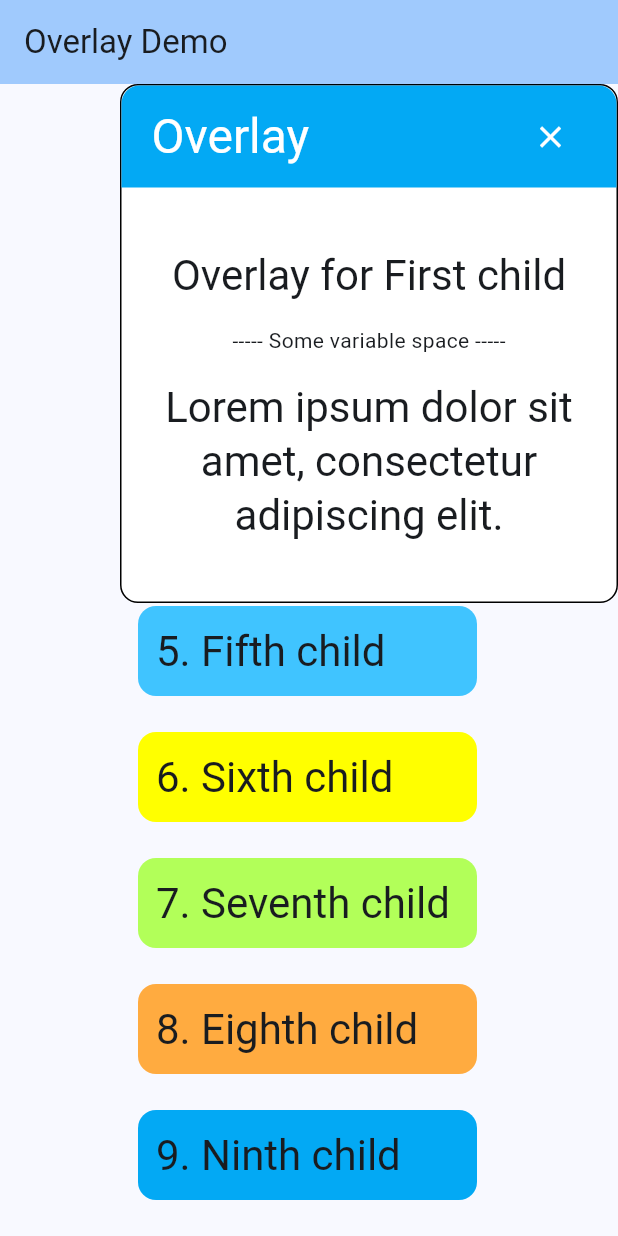
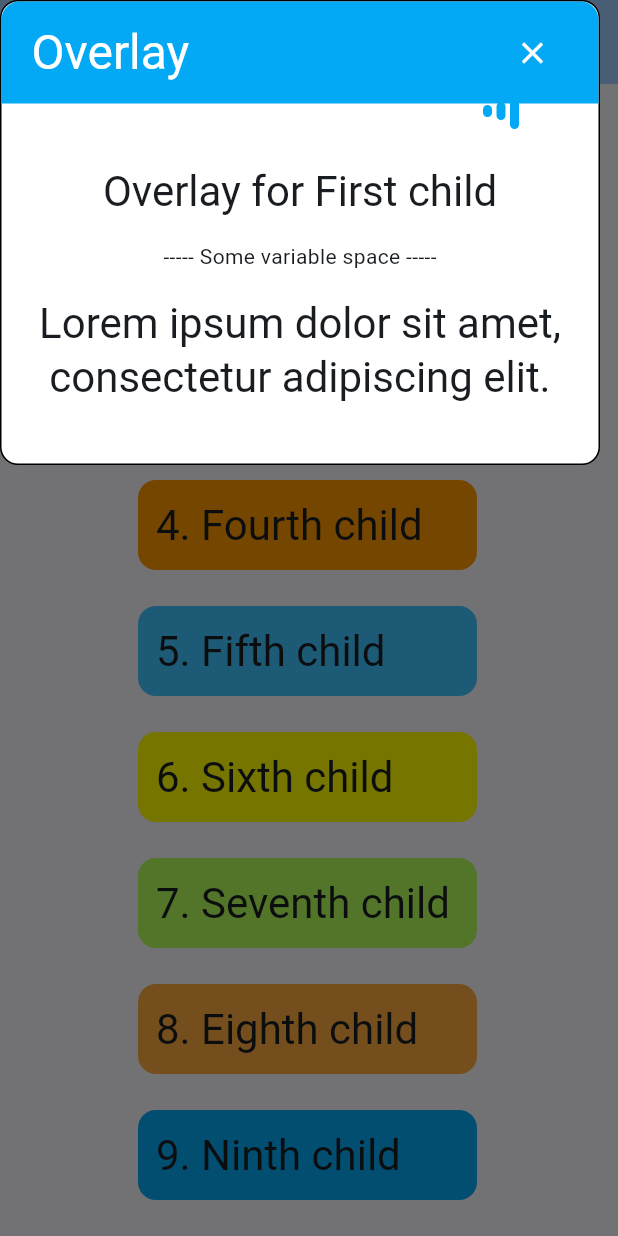
Before and after one commit to cc-nogueira/flutter-overlay, a Flutter app: the screen it shows after launch, after a tap on an icon or button, on a phone screen of 412 x 824 dp. Run offline on Flutter 3.47's test engine with Material 3 defaults, Android fonts, the phone set to English and light mode, and no system bars.

Commit message:
stateless and using dialog

```diff
--- a/lib/main.dart
+++ b/lib/main.dart
@@ -1,6 +1,6 @@
 import 'package:flutter/material.dart';
 
-import 'src/home_page.dart';
+import 'src/page.dart';
 
 void main() {
   runApp(const MyApp());
--- a/lib/src/content.dart
+++ /dev/null
@@ -1,24 +0,0 @@
-  import 'package:flutter/material.dart';
-
-const List<Color> colors = <Color>[
-    Colors.lightBlue,
-    Colors.yellow,
-    Colors.lightGreen,
-    Colors.orange,
-    Colors.lightBlueAccent,
-    Colors.yellowAccent,
-    Colors.lightGreenAccent,
-    Colors.orangeAccent,
-  ];
-
-  const List<String> items = <String>[
-    'First child',
-    'Second child',
-    'Third child',
-    'Fourth child',
-    'Fifth child',
-    'Sixth child',
-    'Seventh child',
-    'Eighth child',
-    'Ninth child',
-  ];
--- a/lib/src/home_page.dart
+++ /dev/null
@@ -1,23 +0,0 @@
-import 'package:flutter/material.dart';
-
-import 'overlay_page.dart';
-
-class HomePage extends StatelessWidget {
-  const HomePage({super.key, required this.title});
-
-  final String title;
-
-  @override
-  Widget build(BuildContext context) {
-    return Scaffold(
-      appBar: AppBar(
-        backgroundColor: Theme.of(context).colorScheme.inversePrimary,
-        title: Text(title),
-      ),
-      body: const Padding(
-        padding: EdgeInsets.only(left: 80.0),
-        child: OverlayPage(),
-      ),
-    );
-  }
-}
--- a/lib/src/overlay_child_layout_delegate.dart
+++ b/lib/src/overlay_child_layout_delegate.dart
@@ -6,8 +6,11 @@ class OverlayChildLayoutDelegate extends SingleChildLayoutDelegate {
     required this.callerOffset,
     required this.callerSize,
     required this.additionalOffset,
+    this.marginTop = 24,
+
   });
 
+  final double marginTop;
   final Rect margins;
   final Offset callerOffset;
   final Size callerSize;
@@ -15,12 +18,12 @@ class OverlayChildLayoutDelegate extends SingleChildLayoutDelegate {
 
   @override
   Offset getPositionForChild(Size size, Size childSize) {
-    final double dx = (callerOffset.dx + callerSize.width - margins.left + additionalOffset.dx)
-        .clamp(0, size.width - margins.right - childSize.width);
+    final double dx = (callerOffset.dx + callerSize.width + additionalOffset.dx)
+        .clamp(margins.left, size.width - margins.right - childSize.width);
 
     final double dy =
-        (callerOffset.dy + callerSize.height / 2 - margins.top + additionalOffset.dy - childSize.height / 2)
-            .clamp(0, size.height - margins.bottom - childSize.height);
+        (callerOffset.dy + callerSize.height / 2 - marginTop - additionalOffset.dy - childSize.height / 2)
+            .clamp(marginTop + margins.top, size.height - margins.bottom - childSize.height);
 
     return Offset(dx, dy);
   }
--- /dev/null
+++ b/lib/src/overlay_dialog.dart
@@ -0,0 +1,63 @@
+import 'package:flutter/material.dart';
+
+import 'overlay_child.dart';
+import 'overlay_child_layout_delegate.dart';
+import 'overlay_marker.dart';
+import 'overlay_marker_layout_delegate.dart';
+
+class OverlayDialog extends StatelessWidget {
+  const OverlayDialog({
+    super.key,
+    required this.bgColor,
+    required this.index,
+    required this.text,
+    required this.offset,
+    required this.size,
+  });
+
+  final Color bgColor;
+  final int index;
+  final String text;
+  final Offset offset;
+  final Size size;
+
+  @override
+  Widget build(BuildContext context) {
+    return Stack(
+      children: [
+        _dialog(context),
+        _marker(context),
+      ],
+    );
+  }
+
+  Widget _dialog(BuildContext context) {
+    return CustomSingleChildLayout(
+      delegate: OverlayChildLayoutDelegate(
+        margins: const Rect.fromLTRB(80, 48, 0, 12),
+        callerOffset: offset,
+        callerSize: size,
+        additionalOffset: const Offset(20, 0),
+      ),
+      child: OverlayChild(
+        bgColor: bgColor,
+        text: text,
+        index: index,
+        onClose: () {
+          Navigator.of(context).pop();
+        },
+      ),
+    );
+  }
+
+  Widget _marker(BuildContext context) {
+    return CustomSingleChildLayout(
+      delegate: OverlayMarkerLayoutDelegate(
+        callerOffset: offset,
+        callerSize: size,
+        additionalOffset: const Offset(-8, 0),
+      ),
+      child: OverlayMarker(color: bgColor, width: 24),
+    );
+  }
+}
--- a/lib/src/overlay_marker_layout_delegate.dart
+++ b/lib/src/overlay_marker_layout_delegate.dart
@@ -2,13 +2,13 @@ import 'package:flutter/material.dart';
 
 class OverlayMarkerLayoutDelegate extends SingleChildLayoutDelegate {
   const OverlayMarkerLayoutDelegate({
-    required this.margins,
     required this.callerOffset,
     required this.callerSize,
     required this.additionalOffset,
+    this.marginTop = 24,
   });
 
-  final Rect margins;
+  final double marginTop;
   final Offset callerOffset;
   final Size callerSize;
   final Offset additionalOffset;
@@ -16,8 +16,8 @@ class OverlayMarkerLayoutDelegate extends SingleChildLayoutDelegate {
   @override
   Offset getPositionForChild(Size size, Size childSize) {
     return Offset(
-      (callerOffset.dx + callerSize.width - margins.left + additionalOffset.dx),
-      (callerOffset.dy + callerSize.height / 2 - margins.top - childSize.height / 2 + additionalOffset.dy),
+      (callerOffset.dx + callerSize.width + additionalOffset.dx),
+      (callerOffset.dy + callerSize.height / 2 - marginTop - childSize.height / 2 + additionalOffset.dy),
     );
   }
 
--- a/lib/src/overlay_page.dart
+++ /dev/null
@@ -1,89 +0,0 @@
-import 'package:flutter/material.dart';
-import 'package:flutter/widgets.dart';
-
-import 'content.dart';
-import 'overlay_child.dart';
-import 'overlay_child_layout_delegate.dart';
-import 'overlay_marker.dart';
-import 'overlay_marker_layout_delegate.dart';
-import 'overlay_page_item.dart';
-
-class OverlayPage extends StatefulWidget {
-  const OverlayPage({super.key});
-
-  @override
-  State<OverlayPage> createState() => _OverlayPageState();
-}
-
-class _OverlayPageState extends State<OverlayPage> {
-  Widget? _overlayChild;
-  Widget? _overlayMarker;
-
-  @override
-  Widget build(BuildContext context) {
-    final Widget? overlayChild = _overlayChild;
-    final Widget? overlayMarker = _overlayMarker;
-    return Stack(
-      children: [
-        SizedBox(
-          width: 250,
-          child: ListView(
-            children: [
-              for (final (idx, text) in items.indexed)
-                OverlayPageItem(
-                  bgColor: colors[idx % colors.length],
-                  index: idx + 1,
-                  text: text,
-                  onTap: _showOverlay,
-                ),
-            ],
-          ),
-        ),
-        if (overlayChild != null) overlayChild,
-        if (overlayChild != null && overlayMarker != null) overlayMarker,
-      ],
-    );
-  }
-
-  void _hideOverlay() {
-    setState(() {
-      _overlayChild = null;
-      _overlayMarker = null;
-    });
-  }
-
-  void _showOverlay({
-    required Color bgColor,
-    required int index,
-    required String text,
-    required Offset offset,
-    required Size size,
-  }) {
-    setState(() {
-      _overlayChild = CustomSingleChildLayout(
-        delegate: OverlayChildLayoutDelegate(
-          margins: const Rect.fromLTRB(80, 80, 0, 0),
-          callerOffset: offset,
-          callerSize: size,
-          additionalOffset: const Offset(20, 0),
-        ),
-        child: OverlayChild(
-          bgColor: bgColor,
-          text: text,
-          index: index,
-          onClose: _hideOverlay,
-        ),
-      );
-
-      _overlayMarker = CustomSingleChildLayout(
-        delegate: OverlayMarkerLayoutDelegate(
-          margins: const Rect.fromLTRB(80, 80, 0, 0),
-          callerOffset: offset,
-          callerSize: size,
-          additionalOffset: const Offset(-8, 0),
-        ),
-        child: OverlayMarker(color: bgColor, width: 24),
-      );
-    });
-  }
-}
--- /dev/null
+++ b/lib/src/page.dart
@@ -0,0 +1,58 @@
+import 'package:flutter/material.dart';
+
+import 'page_item.dart';
+
+class HomePage extends StatelessWidget {
+  const HomePage({super.key, required this.title});
+
+  final String title;
+
+  @override
+  Widget build(BuildContext context) {
+    return Scaffold(
+      appBar: AppBar(
+        backgroundColor: Theme.of(context).colorScheme.inversePrimary,
+        title: Text(title),
+      ),
+      body: Padding(
+        padding: const EdgeInsets.only(left: 80.0),
+        child: SizedBox(
+          width: 250,
+          child: ListView(
+            children: [
+              for (final (idx, text) in items.indexed)
+                PageItem(
+                  bgColor: colors[idx % colors.length],
+                  index: idx + 1,
+                  text: text,
+                ),
+            ],
+          ),
+        ),
+      ),
+    );
+  }
+}
+
+const List<Color> colors = <Color>[
+  Colors.lightBlue,
+  Colors.yellow,
+  Colors.lightGreen,
+  Colors.orange,
+  Colors.lightBlueAccent,
+  Colors.yellowAccent,
+  Colors.lightGreenAccent,
+  Colors.orangeAccent,
+];
+
+const List<String> items = <String>[
+  'First child',
+  'Second child',
+  'Third child',
+  'Fourth child',
+  'Fifth child',
+  'Sixth child',
+  'Seventh child',
+  'Eighth child',
+  'Ninth child',
+];
--- a/lib/src/overlay_page_item.dart
+++ b/lib/src/page_item.dart
@@ -1,33 +1,24 @@
 import 'package:flutter/material.dart';
 
-class OverlayPageItem extends StatelessWidget {
-  const OverlayPageItem({
+import 'overlay_dialog.dart';
+
+class PageItem extends StatelessWidget {
+  const PageItem({
     super.key,
     required this.bgColor,
     required this.index,
     required this.text,
-    required this.onTap,
   });
 
   final Color bgColor;
   final int index;
   final String text;
-  final void Function({
-    required Color bgColor,
-    required int index,
-    required String text,
-    required Offset offset,
-    required Size size,
-  }) onTap;
 
   @override
   Widget build(BuildContext context) {
     return InkWell(
       onTap: () {
-        final RenderBox renderBox = context.findRenderObject() as RenderBox;
-        final Offset offset = renderBox.localToGlobal(Offset.zero);
-        final Size size = renderBox.size;
-        onTap(bgColor: bgColor, text: text, index: index, offset: offset, size: size);
+        _showOverlay(context);
       },
       child: Container(
         padding: const EdgeInsets.all(12),
@@ -40,4 +31,22 @@ class OverlayPageItem extends StatelessWidget {
       ),
     );
   }
+
+  void _showOverlay(BuildContext context) {
+    final RenderBox renderBox = context.findRenderObject() as RenderBox;
+    final Offset offset = renderBox.localToGlobal(Offset.zero);
+    final Size size = renderBox.size;
+    showDialog(
+      context: context,
+      builder: (context) {
+        return OverlayDialog(
+          bgColor: bgColor,
+          text: text,
+          index: index,
+          offset: offset,
+          size: size,
+        );
+      },
+    );
+  }
 }
```
